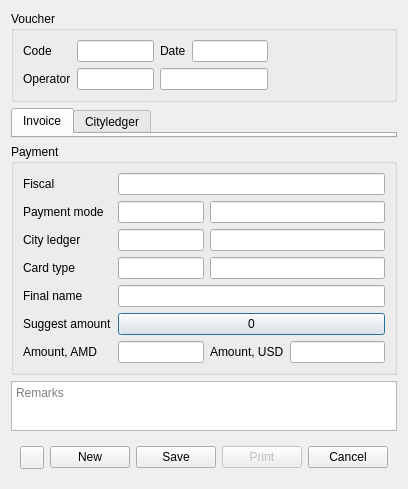
Above: Resort/dlgreceiptvaucher.ui from End1-1/Resort before the change. Below: the same form after it.
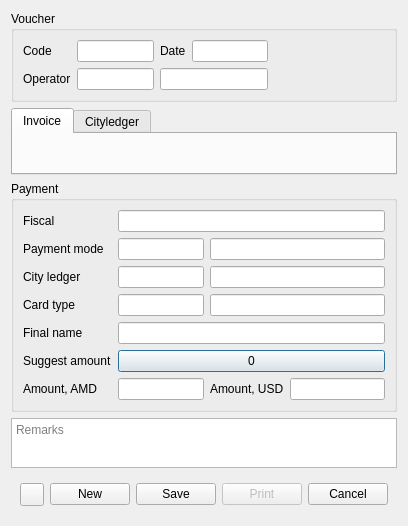
That is the form after the change. Icons and pictures are not drawn. Custom widgets are drawn as their Qt base class.

```diff
--- a/Resort/dlgreceiptvaucher.ui
+++ b/Resort/dlgreceiptvaucher.ui
@@ -7,7 +7,7 @@
     <x>0</x>
     <y>0</y>
     <width>397</width>
-    <height>476</height>
+    <height>526</height>
    </rect>
   </property>
   <property name="maximumSize">
```
